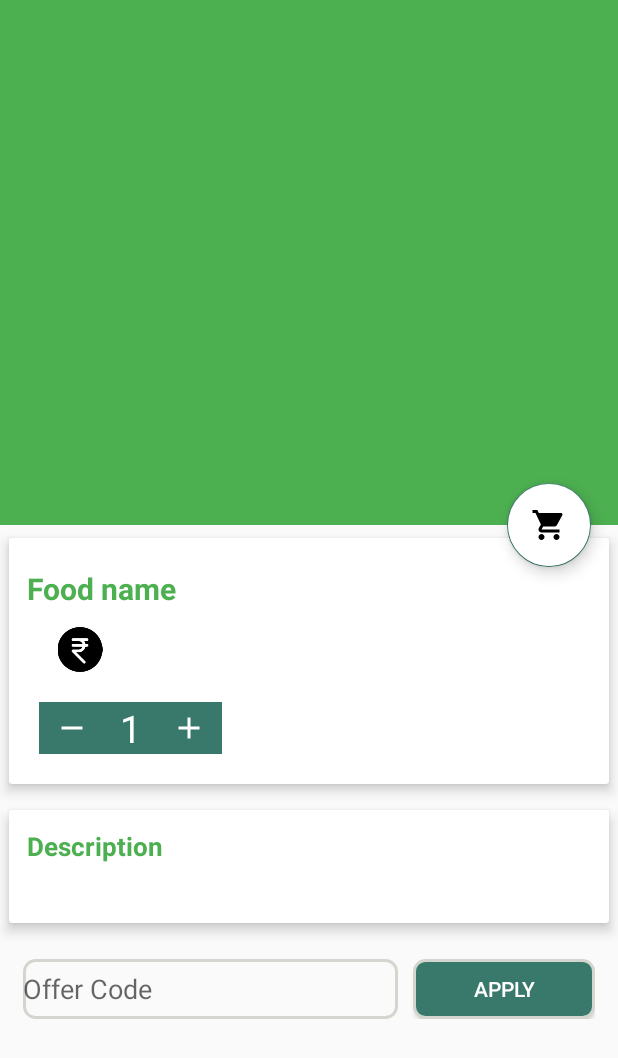
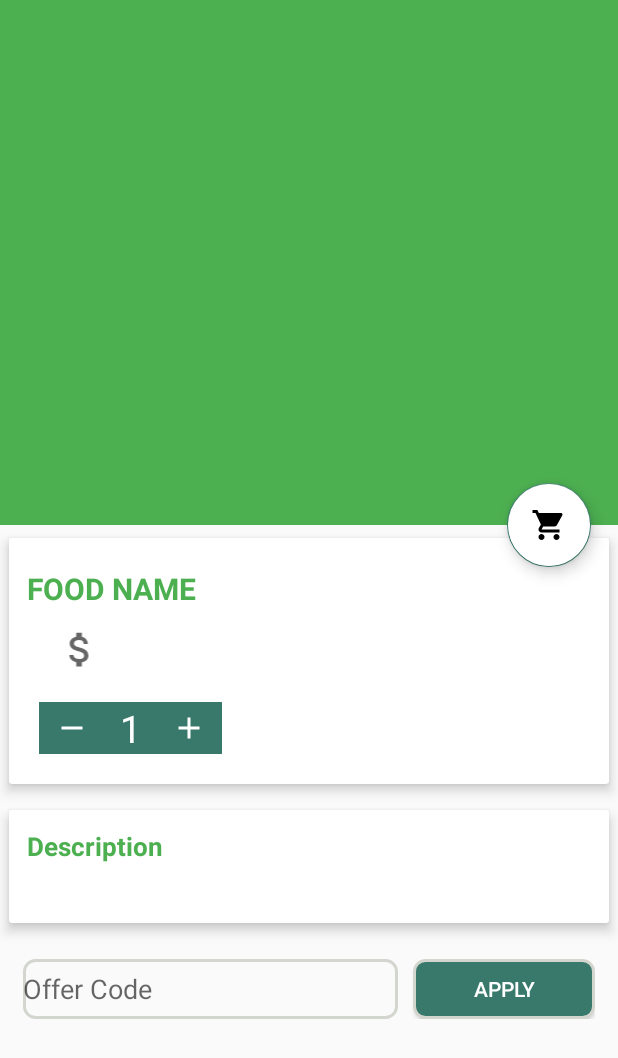
Before and after one commit to kerinshah123/Daily_Cart, an Android app: the layout activity_product_details.xml on its own in the app's theme, with its tools: preview values and no code run, on a phone screen of 412 x 824 dp. Shown: the top 1058 px of the screen. Run offline under Robolectric (Android 15) with nearby library versions, the light colour scheme and no system bars.

```diff
--- a/app/src/main/java/com/example/dailycart/homeActivity.java
+++ b/app/src/main/java/com/example/dailycart/homeActivity.java
@@ -13,6 +13,7 @@
 import com.google.android.material.floatingactionbutton.FloatingActionButton;
 import com.google.android.material.snackbar.Snackbar;
 import com.google.android.material.navigation.NavigationView;
+import com.google.firebase.auth.FirebaseAuth;
 
 import androidx.annotation.NonNull;
 import androidx.appcompat.app.AlertDialog;
@@ -26,6 +27,7 @@
 import androidx.appcompat.widget.Toolbar;
 
 public class homeActivity extends AppCompatActivity {
+    private FirebaseAuth mAuth;
 
     private AppBarConfiguration mAppBarConfiguration;
 
@@ -35,6 +37,8 @@
         setContentView(R.layout.activity_home);
         Toolbar toolbar = findViewById(R.id.toolbar);
         setSupportActionBar(toolbar);
+
+        mAuth = FirebaseAuth.getInstance();
 
         DrawerLayout drawer = findViewById(R.id.drawer_layout);
         NavigationView navigationView = findViewById(R.id.nav_view);
@@ -74,6 +78,8 @@
                     editor.clear();
                     editor.commit();
 
+                    mAuth.signOut();
+
                     Intent intentH = new Intent(homeActivity.this, MainActivity.class);
                     startActivity(intentH);
                     finish();
--- a/app/src/main/java/com/example/dailycart/product_details.java
+++ b/app/src/main/java/com/example/dailycart/product_details.java
@@ -104,6 +104,7 @@
                         DocumentSnapshot document = task.getResult();
                         productname.setText((CharSequence) document.get("product_name"));
                         actionBar.setTitle((CharSequence) document.get("product_name"));
+
                         productdescription.setText((CharSequence) document.get("product_description"));
                         productprice.setText((CharSequence) document.get("product_rates"));
                         Picasso.with(getApplicationContext())
--- a/app/src/main/java/com/example/dailycart/qrcode_scanning.java
+++ b/app/src/main/java/com/example/dailycart/qrcode_scanning.java
@@ -53,7 +53,7 @@
         txtResult = (TextView) findViewById(R.id.txtResult);
 
         barcodeDetector = new BarcodeDetector.Builder(getApplicationContext())
-                .setBarcodeFormats(Barcode.QR_CODE)
+                .setBarcodeFormats(Barcode.DATA_MATRIX | Barcode.QR_CODE)
                 .build();
         cameraSource = new CameraSource
                 .Builder(this, barcodeDetector)
--- a/app/src/main/java/com/example/dailycart/sub_category.java
+++ b/app/src/main/java/com/example/dailycart/sub_category.java
@@ -89,7 +89,7 @@
                         public void onClick(View v) {
                             SharedPreferences sharedPreferences = getApplicationContext().getSharedPreferences("SUB_ID", Context.MODE_PRIVATE);
                             SharedPreferences.Editor editor = sharedPreferences.edit();
-                            editor.putString("id",id);
+                            editor.putString("id",id.trim());
                             editor.commit();
 
                             startActivity(new Intent(getApplicationContext(),product_list.class));
--- /dev/null
+++ b/app/src/main/res/drawable/dollar.xml
@@ -0,0 +1,10 @@
+<vector xmlns:android="http://schemas.android.com/apk/res/android"
+    android:width="24dp"
+    android:height="24dp"
+    android:viewportWidth="24"
+    android:viewportHeight="24"
+    android:tint="?attr/colorControlNormal">
+  <path
+      android:fillColor="@android:color/white"
+      android:pathData="M11.8,10.9c-2.27,-0.59 -3,-1.2 -3,-2.15 0,-1.09 1.01,-1.85 2.7,-1.85 1.78,0 2.44,0.85 2.5,2.1h2.21c-0.07,-1.72 -1.12,-3.3 -3.21,-3.81V3h-3v2.16c-1.94,0.42 -3.5,1.68 -3.5,3.61 0,2.31 1.91,3.46 4.7,4.13 2.5,0.6 3,1.48 3,2.41 0,0.69 -0.49,1.79 -2.7,1.79 -2.06,0 -2.87,-0.92 -2.98,-2.1h-2.2c0.12,2.19 1.76,3.42 3.68,3.83V21h3v-2.15c1.95,-0.37 3.5,-1.5 3.5,-3.55 0,-2.84 -2.43,-3.81 -4.7,-4.4z"/>
+</vector>
--- a/app/src/main/res/layout/activity_product_details.xml
+++ b/app/src/main/res/layout/activity_product_details.xml
@@ -79,6 +79,7 @@
                         android:layout_marginTop="8dp"
                         android:padding="12dp"
                         android:text="Food name"
+                        android:textAllCaps="true"
                         android:textColor="@color/colorPrimary"
                         android:textSize="20sp"
                         android:textStyle="bold" />
@@ -95,7 +96,8 @@
                             android:layout_height="30dp"
                             android:layout_marginLeft="10dp"
                             android:layout_weight="1"
-                            android:src="@drawable/rupee" />
+                            android:src="@drawable/dollar"
+                            />
 
                         <TextView
                             android:id="@+id/txtfoodprice"
```
Also changed, not shown: app/src/main/java/com/example/dailycart/PojoClass/ProductPojo.java (+1 -7 lines), app/src/main/java/com/example/dailycart/product_list.java (+4 -3 lines).
